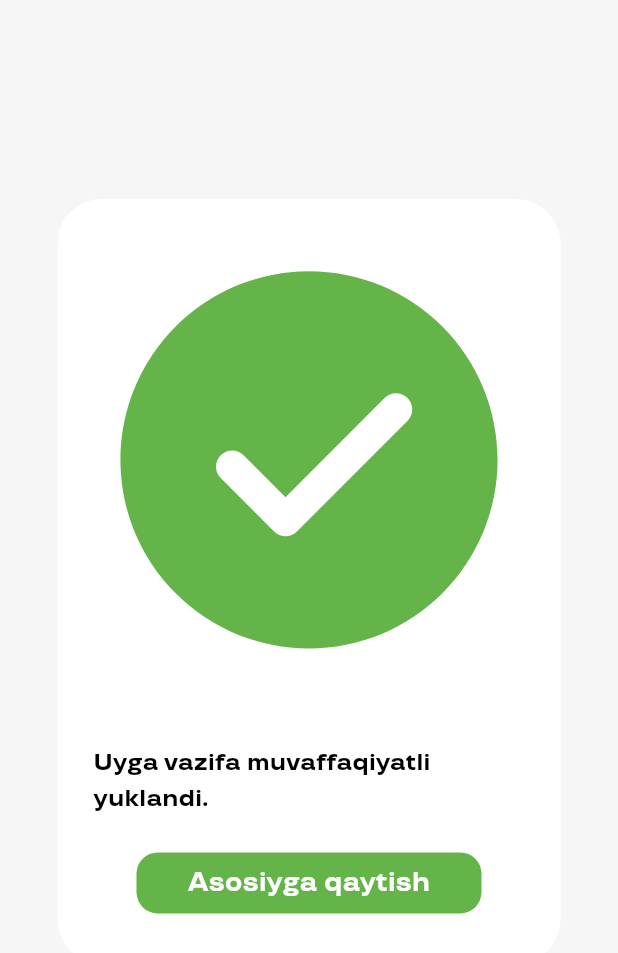
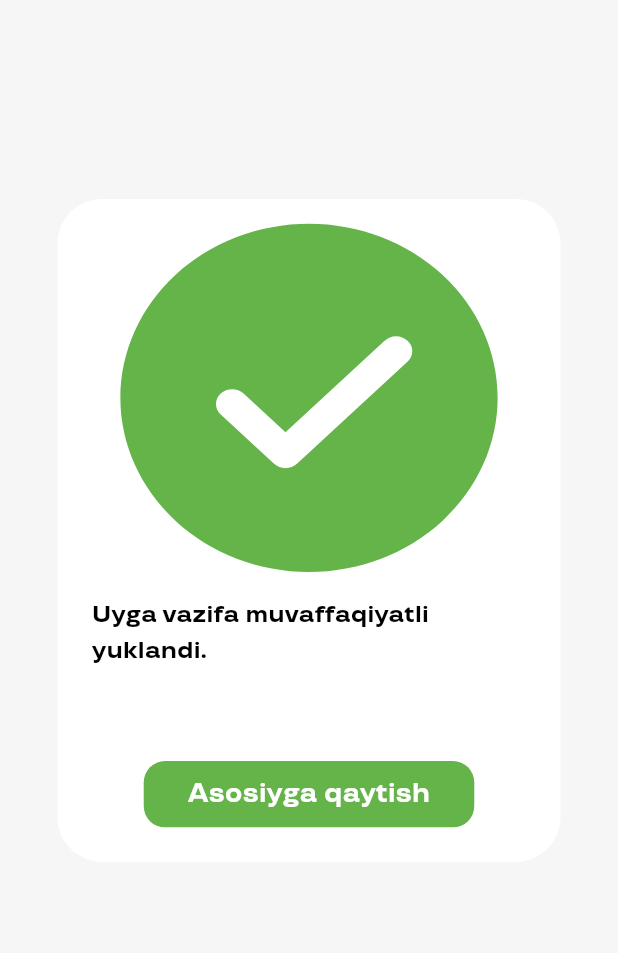
Before and after one commit to sardori363/sfx_mobile, a Flutter app: the SuccessPage screen opened by its route, on a phone screen of 412 x 824 dp. Shown: the top 953 px of the screen. Run offline on Flutter 3.47's test engine with Material 3 defaults, Android fonts, the light colour scheme and no system bars; our stand-ins replace bloc, connectivity_plus, dio, equatable, flutter_bloc, flutter_screenutil and 6 more; missing offline and left inert: a package; accounts and stored records are empty; generated files the repository leaves out were written again; network calls fail.

Commit message:
final commit InshaAllah

```diff
--- a/lib/src/common/widgets/language_switch/custom_language_picker.dart
+++ b/lib/src/common/widgets/language_switch/custom_language_picker.dart
@@ -67,7 +67,7 @@ class CustomLanguagePickerWidget extends StatelessWidget {
         ),
         // const Spacer(),
         CustomNextButtonWidget(
-          text: "context.localized.choose",
+          text: "Tanlash",
           onPressed: () {
             Navigator.pop(context);
             context.read<LocaleCubit>().changeLocale(
--- a/lib/src/feature/home/bloc/home_bloc.dart
+++ b/lib/src/feature/home/bloc/home_bloc.dart
@@ -1,11 +1,6 @@
 import 'dart:developer';
 import 'package:bloc/bloc.dart';
-import 'package:dio/dio.dart';
-import 'package:image_picker/image_picker.dart';
-import 'package:sfx/src/common/server/api/api.dart';
-import 'package:sfx/src/common/server/api/api_constants.dart';
 import 'package:sfx/src/data/entity/stats_model.dart';
-import 'package:sfx/src/data/entity/student_task_model.dart';
 import 'package:sfx/src/data/entity/task_model.dart';
 import 'package:sfx/src/data/repository/task_repository.dart';
 import 'package:sfx/src/feature/home/bloc/home_state.dart';
--- a/lib/src/feature/home/pages/home_page.dart
+++ b/lib/src/feature/home/pages/home_page.dart
@@ -92,7 +92,7 @@ class _HomePageState extends State<HomePage> {
                               children: [
                                 Center(
                                   child: Text(
-                                    state.topicsData[BlocProvider.of<HomeBloc>(context).currentTopicId].name,
+                                    BlocProvider.of<HomeBloc>(context).currentTopicId == 0 ? state.topicsData[index].name : state.topicsData[BlocProvider.of<HomeBloc>(context).currentTopicId-1].name,
                                     style: Theme.of(context).textTheme.labelLarge?.copyWith(color: contextColor.onPrimary, fontSize: 16.sp),
                                   ),
                                 ),
--- a/lib/src/feature/home/pages/homework_details_page.dart
+++ b/lib/src/feature/home/pages/homework_details_page.dart
@@ -115,7 +115,7 @@ class _HomeWorkDetailsPageState extends State<HomeWorkDetailsPage> {
                   Stack(
                     children: [
                       SizedBox(
-                        height: 214,
+                        height: 214.h,
                         width: double.infinity,
                         child: ClipRRect(
                           borderRadius: const BorderRadius.only(
--- a/lib/src/feature/home/pages/success_page.dart
+++ b/lib/src/feature/home/pages/success_page.dart
@@ -16,18 +16,19 @@ class SuccessPage extends StatelessWidget {
     return Scaffold(
       backgroundColor: contextColor.background,
       body: Container(
-        height: 510,
-        margin: EdgeInsets.only(top: 150.h, left: 40.w, right: 40.w, bottom: 150.h),
-        padding: const EdgeInsets.all(24),
+        height: 500.h,
+        margin: EdgeInsets.only(top: 150.h, left: 40.w, right: 40.w, bottom: 250.h),
+        padding: EdgeInsets.only(top: 0, right: 24.w, left: 24.w, bottom: 24.h),
         decoration: BoxDecoration(
           color: contextColor.onPrimaryContainer,
           borderRadius: BorderRadius.circular(30),
         ),
         child: Column(
           children: <Widget>[
-            SvgPicture.asset(Assets.iconsSuccessLarge),
-            const SizedBox(
-              height: 40,
+            SizedBox(
+              height: 300.h,
+              width: 300.w,
+              child: SvgPicture.asset(Assets.iconsSuccessLarge, fit: BoxFit.fill,),
             ),
             Text(
               "Uyga vazifa muvaffaqiyatli yuklandi.",
@@ -36,16 +37,14 @@ class SuccessPage extends StatelessWidget {
                   .titleMedium
                   ?.copyWith(color: contextColor.onPrimary, fontWeight: FontWeight.w700, fontSize: 18.sp),
             ),
-            const SizedBox(
-              height: 20,
-            ),
+            const Spacer(),
             MaterialButton(
               elevation: 0,
-              height: 46.h,
+              height: 50.h,
               shape: RoundedRectangleBorder(
                 borderRadius: BorderRadius.circular(16.r),
               ),
-              minWidth: 230,
+              minWidth: 230.w,
               color: AppColors.green,
               onPressed: () {
                 context.go(AppRouteName.homePage);
```
